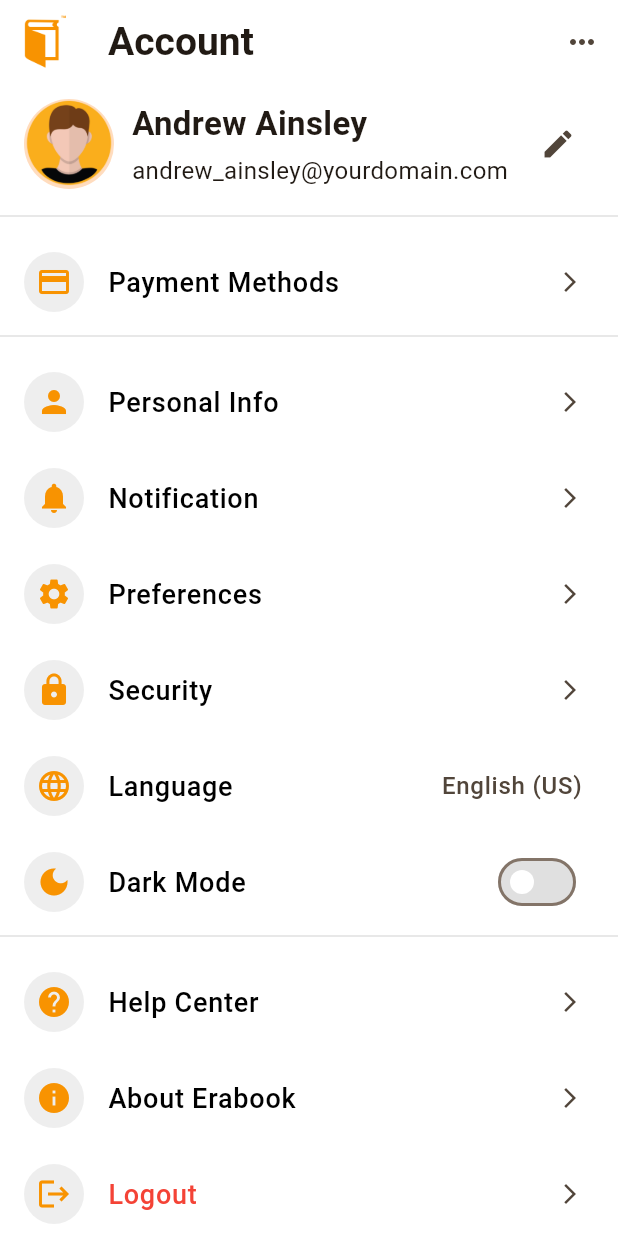
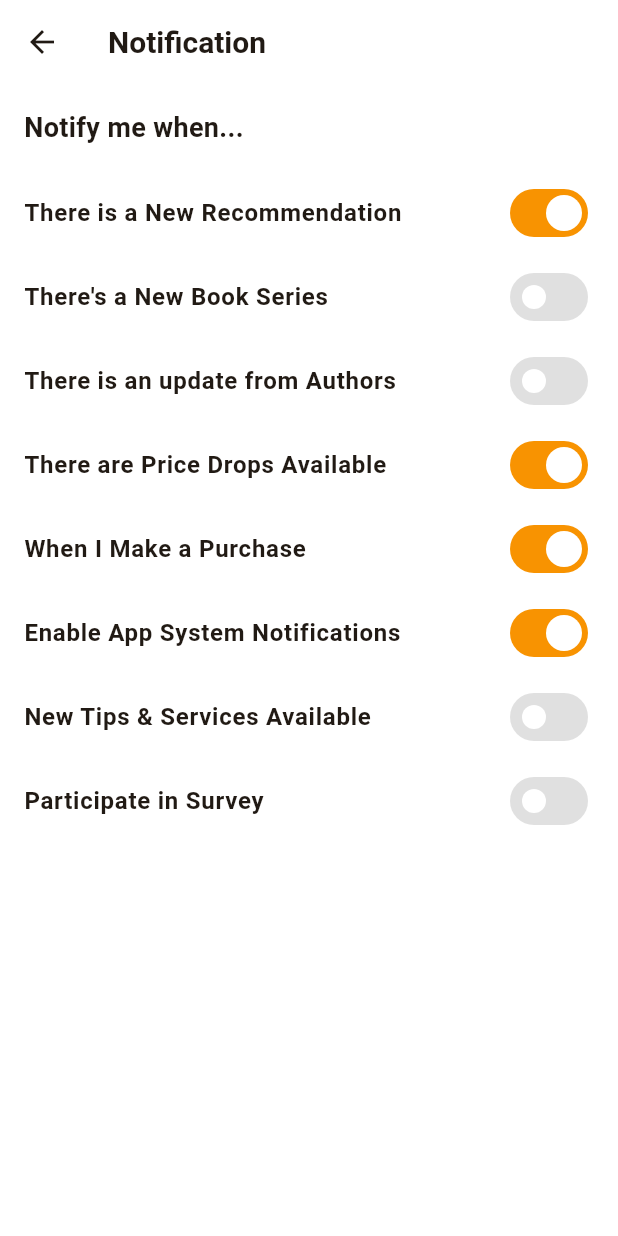
Before and after one commit to mostafizemon/E-Book-UI-Challange, a Flutter app: the AccountScreen screen opened directly, after a tap on "Notification", on a phone screen of 412 x 824 dp. Run offline on Flutter 3.47's test engine with Material 3 defaults, Android fonts, the phone set to English and light mode, and no system bars; our stand-ins replace country_picker, flutter_spinkit, image_picker, pinput; network calls fail.

Commit message:
design notification screen

```diff
--- a/lib/app/app.dart
+++ b/lib/app/app.dart
@@ -1,6 +1,7 @@
 import 'package:flutter/material.dart';
 import 'package:ui_challange/app/app_theme_data.dart';
 import 'package:ui_challange/common/screens/main_bottom_nav_screen.dart';
+import 'package:ui_challange/screens/book_details_screen/book_details_screen.dart';
 import 'package:ui_challange/screens/splash_screen/splash_screen.dart';
 
 class Erabook extends StatelessWidget {
@@ -12,7 +13,7 @@ class Erabook extends StatelessWidget {
       debugShowCheckedModeBanner: false,
       theme: AppThemeData.lightThemeData,
       darkTheme: AppThemeData.darkThemeData,
-      home: SplashScreen(),
+      home: MainBottomNavScreen(),
     );
   }
 }
--- a/lib/screens/account_screen/account_screen.dart
+++ b/lib/screens/account_screen/account_screen.dart
@@ -1,5 +1,6 @@
 import 'package:flutter/material.dart';
 import 'package:ui_challange/common/widgets/custom_appbar.dart';
+import 'package:ui_challange/screens/notification_screen/notification_screen.dart';
 import 'package:ui_challange/screens/personal_info_screen/personal_info_screen.dart';
 import '../../app/app_colors.dart';
 
@@ -63,9 +64,17 @@ class _AccountScreenState extends State<AccountScreen> {
             _buildAccountOption(Icons.payment, "Payment Methods", () {}),
             Divider(color: Colors.black12),
             _buildAccountOption(Icons.person, "Personal Info", () {
-              Navigator.push(context, MaterialPageRoute(builder: (context)=>PersonalInfoScreen()));
+              Navigator.push(
+                context,
+                MaterialPageRoute(builder: (context) => PersonalInfoScreen()),
+              );
             }),
-            _buildAccountOption(Icons.notifications, "Notification", () {}),
+            _buildAccountOption(Icons.notifications, "Notification", () {
+              Navigator.push(
+                context,
+                MaterialPageRoute(builder: (context) => NotificationScreen()),
+              );
+            }),
             _buildAccountOption(Icons.settings, "Preferences", () {}),
             _buildAccountOption(Icons.lock, "Security", () {}),
             _buildAccountOption(
@@ -107,8 +116,8 @@ class _AccountScreenState extends State<AccountScreen> {
           isDarkmode = value;
         });
       },
-      activeColor: AppColors.themeColor,
-      activeTrackColor: Colors.grey.shade300,
+      activeColor: Colors.white,
+      activeTrackColor: AppColors.themeColor,
       inactiveThumbColor: Colors.white,
       inactiveTrackColor: Colors.grey.shade300,
     );
@@ -123,7 +132,7 @@ class _AccountScreenState extends State<AccountScreen> {
   }) {
     return Column(
       children: [
-        SizedBox(height: 8,),
+        SizedBox(height: 8),
         ListTile(
           leading: CircleAvatar(
             backgroundColor: Colors.grey.shade200,
--- a/lib/screens/create_new_password_screen/create_new_password_screen.dart
+++ b/lib/screens/create_new_password_screen/create_new_password_screen.dart
@@ -1,9 +1,7 @@
 import 'package:flutter/material.dart';
 import 'package:ui_challange/common/widgets/auth_title_subtitle.dart';
 import 'package:ui_challange/common/widgets/custom_confirm_password_field.dart';
-import 'package:ui_challange/common/widgets/input_title.dart';
 
-import '../../app/app_colors.dart';
 
 class CreateNewPasswordScreen extends StatefulWidget {
   const CreateNewPasswordScreen({super.key});
--- /dev/null
+++ b/lib/screens/notification_screen/notification_screen.dart
@@ -0,0 +1,78 @@
+import 'package:flutter/material.dart';
+
+import '../../app/app_colors.dart';
+
+class NotificationScreen extends StatefulWidget {
+  const NotificationScreen({super.key});
+
+  @override
+  State<NotificationScreen> createState() => _NotificationScreenState();
+}
+
+class _NotificationScreenState extends State<NotificationScreen> {
+  Map<String, bool> notifications = {
+    "There is a New Recommendation": true,
+    "There's a New Book Series": false,
+    "There is an update from Authors": false,
+    "There are Price Drops Available": true,
+    "When I Make a Purchase": true,
+    "Enable App System Notifications": true,
+    "New Tips & Services Available": false,
+    "Participate in Survey": false,
+  };
+
+  @override
+  Widget build(BuildContext context) {
+    return Scaffold(
+      appBar: AppBar(
+        elevation: 0,
+        scrolledUnderElevation: 0,
+        backgroundColor: Colors.white,
+        title: Text(
+          "Notification",
+          style: TextStyle(fontWeight: FontWeight.bold, fontSize: 20),
+        ),
+      ),
+      body: Padding(
+        padding: const EdgeInsets.all(16),
+        child: Column(
+          crossAxisAlignment: CrossAxisAlignment.start,
+          children: [
+            Text(
+              "Notify me when...",
+              style: TextStyle(fontSize: 18, fontWeight: FontWeight.bold),
+            ),
+            SizedBox(height: 16),
+            Expanded(
+              child: ListView(
+                children:
+                    notifications.keys.map((String key) {
+                      return SwitchListTile(
+                        contentPadding: EdgeInsets.zero,
+                        title: Text(
+                          key,
+                          style: TextStyle(
+                            fontSize: 16,
+                            fontWeight: FontWeight.bold,
+                          ),
+                        ),
+                        activeColor: Colors.white,
+                        activeTrackColor: AppColors.themeColor,
+                        inactiveThumbColor: Colors.white,
+                        inactiveTrackColor: Colors.grey.shade300,
+                        value: notifications[key]!,
+                        onChanged: (bool value) {
+                          setState(() {
+                            notifications[key] = value;
+                          });
+                        },
+                      );
+                    }).toList(),
+              ),
+            ),
+          ],
+        ),
+      ),
+    );
+  }
+}
```
Also changed, not shown: lib/app/app_theme_data.dart (+7 -0 lines), lib/screens/book_details_screen/book_details_screen.dart (added, +240 -0 lines).
